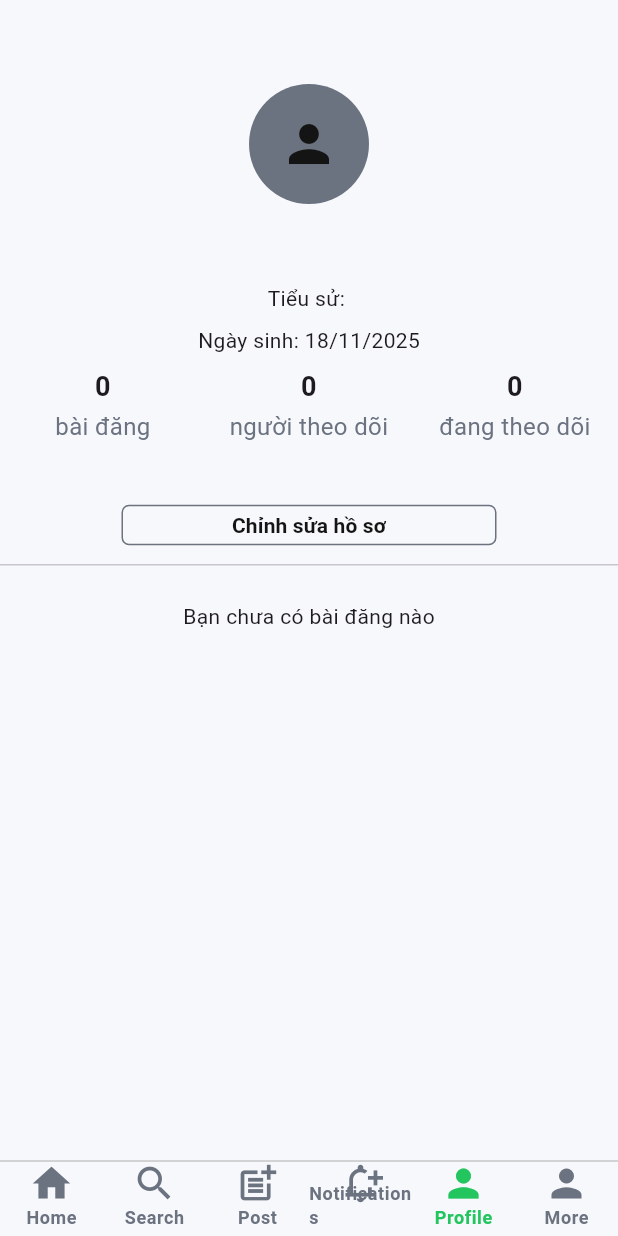
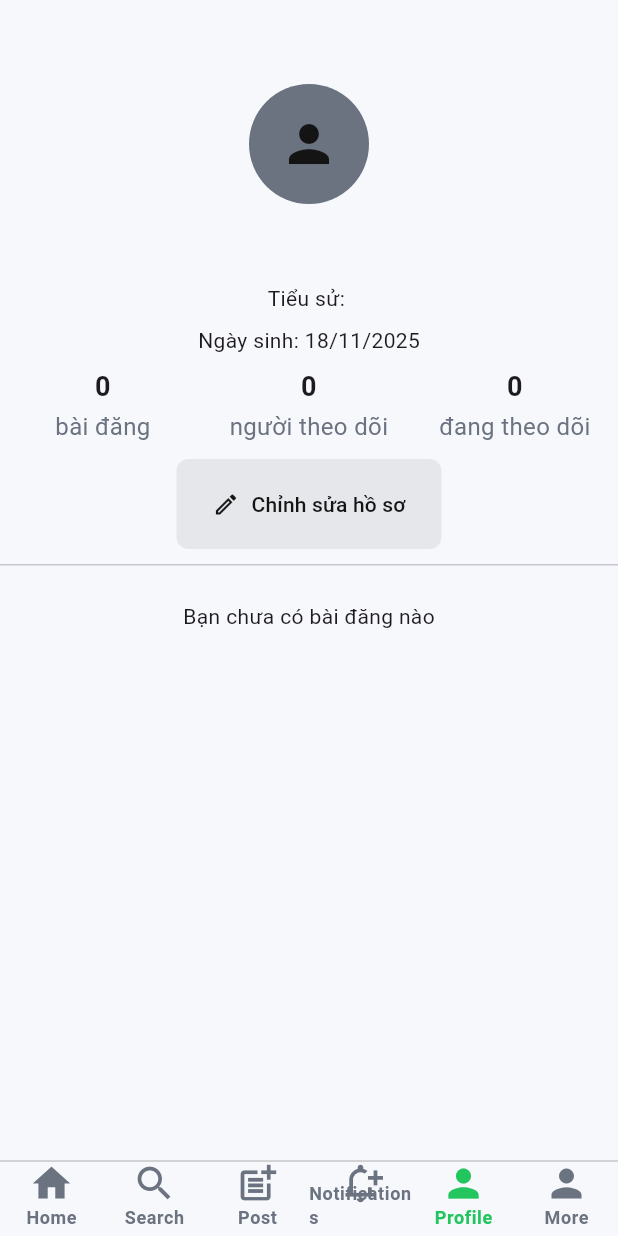
Before and after one commit to daoporo102/trevie-social-app, a Flutter app: the screen it shows once a user with an empty profile is signed in, swiped to page 5, on a phone screen of 412 x 824 dp. Run offline on Flutter 3.47's test engine with Material 3 defaults, Android fonts, the phone set to English and light mode, and no system bars; our stand-ins replace cached_network_image, cloud_firestore, firebase_auth, firebase_core, firebase_storage, flutter_svg and 1 more; missing offline and left inert: firebase_app_check; accounts and stored records are empty; generated files the repository leaves out were written again; network calls fail.

Commit message:
refactor(profile-button):Change profile button(follow,unfollow,edit profile) from Follow Button into CustomText Button

```diff
--- a/lib/screens/profile_screen.dart
+++ b/lib/screens/profile_screen.dart
@@ -10,7 +10,7 @@ import 'package:social_media_app/utils/colors.dart';
 import 'package:social_media_app/utils/global_variables.dart';
 import 'package:social_media_app/utils/utils.dart';
 import 'package:social_media_app/widgets/custom_snack_bar.dart';
-import 'package:social_media_app/widgets/follow_button.dart';
+import 'package:social_media_app/widgets/custom_text_button.dart';
 import 'package:social_media_app/widgets/post_card.dart';
 
 class ProfileScreen extends StatefulWidget {
@@ -165,7 +165,7 @@ class _ProfileScreenState extends State<ProfileScreen> {
                   const SizedBox(height: 8),
                   Container(
                     alignment: Alignment.center,
-                    child: Text('Tiểu sử: ${bio}'),
+                    child: Text('Tiểu sử: $bio'),
                   ),
                   const SizedBox(height: 8),
                   Container(
@@ -203,12 +203,12 @@ class _ProfileScreenState extends State<ProfileScreen> {
                                 Widget btn;
                                 if (FirebaseAuth.instance.currentUser!.uid ==
                                     widget.uid) {
-                                  btn = FollowButton(
-                                    backgroundColor: mobileBackgroundColor,
-                                    borderColor: secondaryColor,
-                                    text: 'Chỉnh sửa hồ sơ',
-                                    textColor: primaryTextColor,
-                                    function: () async {
+                                  btn = CustomTextButton(
+                                    backgroundColor:
+                                        secondaryButtonBackgroundColor,
+                                    borderRadius: BorderRadius.circular(8),
+                                    overlayColor: appPrimaryColor,
+                                    onPressed: () async {
                                       // Wait for edit screen to close before refreshing
                                       await Navigator.of(context).push(
                                         MaterialPageRoute(
@@ -225,14 +225,31 @@ class _ProfileScreenState extends State<ProfileScreen> {
                                         ).refreshUser();
                                       }
                                     },
+                                    child: Padding(
+                                      padding: EdgeInsets.all(8.0),
+                                      child: Row(
+                                        mainAxisSize: MainAxisSize.min,
+
+                                        children: [
+                                          Icon(
+                                            Icons.edit_outlined,
+                                            color: primaryTextColor,
+                                          ),
+                                          SizedBox(width: 8),
+                                          Text(
+                                            'Chỉnh sửa hồ sơ',
+                                            style: TextStyle(
+                                              color: primaryTextColor,
+                                              fontWeight: FontWeight.w500,
+                                            ),
+                                          ),
+                                        ],
+                                      ),
+                                    ),
                                   );
                                 } else if (isFollowing) {
-                                  btn = FollowButton(
-                                    backgroundColor: mobileBackgroundColor,
-                                    borderColor: secondaryColor,
-                                    text: 'Huỷ theo dõi',
-                                    textColor: primaryTextColor,
-                                    function: () async {
+                                  btn = CustomTextButton(
+                                    onPressed: () async {
                                       //unfollow user
                                       await FirestoreMethod().followUser(
                                         FirebaseAuth.instance.currentUser!.uid,
@@ -244,25 +261,63 @@ class _ProfileScreenState extends State<ProfileScreen> {
                                         followers--;
                                       });
                                     },
+                                    child: Padding(
+                                      padding: EdgeInsets.all(8.0),
+                                      child: Row(
+                                        mainAxisSize: MainAxisSize.min,
+                                        children: [
+                                          Icon(
+                                            Icons.person_remove_alt_1_outlined,
+                                            color: primaryTextColor,
+                                          ),
+                                          SizedBox(width: 8),
+                                          Text(
+                                            'Huỷ theo dõi',
+                                            style: TextStyle(
+                                              color: primaryTextColor,
+                                              fontWeight: FontWeight.w500,
+                                            ),
+                                          ),
+                                        ],
+                                      ),
+                                    ),
                                   );
                                 } else {
-                                  btn = FollowButton(
-                                    backgroundColor: mobileBackgroundColor,
-                                    borderColor: appPrimaryColor,
-                                    text: 'Theo dõi',
-                                    textColor: appPrimaryColor,
-                                    function: () async {
+                                  btn = CustomTextButton(
+                                    backgroundColor: appPrimaryColor,
+                                    borderRadius: BorderRadius.circular(8),
+                                    overlayColor: onPrimaryColor,
+                                    onPressed: () async {
                                       //follow user
                                       await FirestoreMethod().followUser(
                                         FirebaseAuth.instance.currentUser!.uid,
                                         userData['uid'],
                                       );
-
                                       setState(() {
                                         isFollowing = true;
                                         followers++;
                                       });
                                     },
+                                    child: Padding(
+                                      padding: EdgeInsets.all(8.0),
+                                      child: Row(
+                                        mainAxisSize: MainAxisSize.min,
+                                        children: [
+                                          Icon(
+                                            Icons.person_add_alt_1_outlined,
+                                            color: onPrimaryColor,
+                                          ),
+                                          SizedBox(width: 8),
+                                          Text(
+                                            'Theo dõi',
+                                            style: TextStyle(
+                                              color: onPrimaryColor,
+                                              fontWeight: FontWeight.w500,
+                                            ),
+                                          ),
+                                        ],
+                                      ),
+                                    ),
                                   );
                                 }
                                 return Align(
--- a/lib/widgets/follow_button.dart
+++ /dev/null
@@ -1,41 +0,0 @@
-import 'package:flutter/material.dart';
-
-class FollowButton extends StatelessWidget {
-  final Function()? function;
-  final Color backgroundColor;
-  final Color borderColor;
-  final String text;
-  final Color textColor;
-  const FollowButton({
-    super.key,
-    required this.function,
-    required this.backgroundColor,
-    required this.borderColor,
-    required this.text,
-    required this.textColor,
-  });
-
-  @override
-  Widget build(BuildContext context) {
-    return Container(
-      padding: EdgeInsets.only(top: 28),
-      child: TextButton(
-        onPressed: function,
-        child: Container(
-          decoration: BoxDecoration(
-            color: backgroundColor,
-            border: Border.all(color: borderColor),
-            borderRadius: BorderRadius.circular(5),
-          ),
-          alignment: Alignment.center,
-          width: 250,
-          height: 27,
-          child: Text(
-            text,
-            style: TextStyle(color: textColor, fontWeight: FontWeight.bold),
-          ),
-        ),
-      ),
-    );
-  }
-}
```
